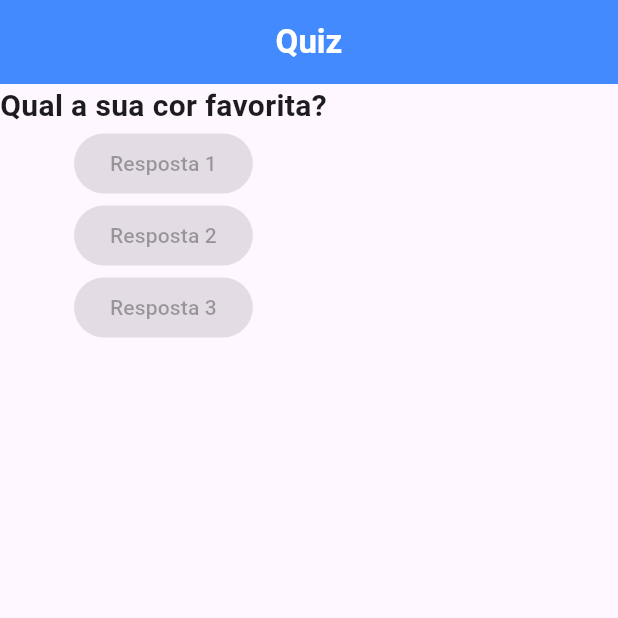
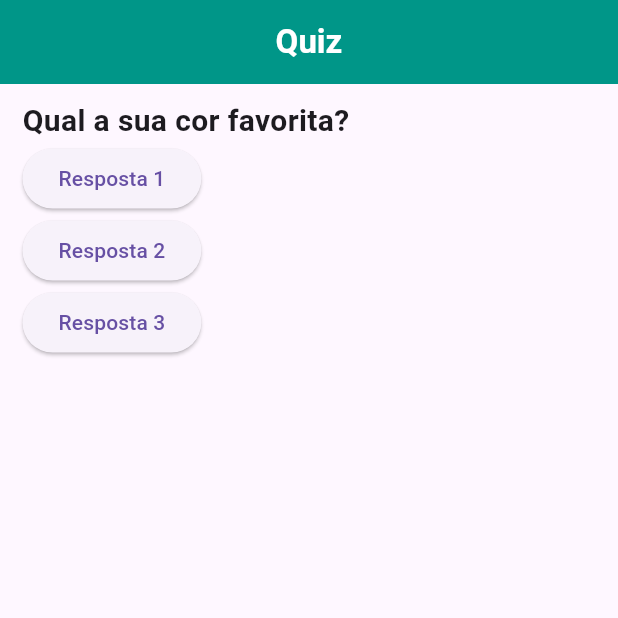
Before and after one commit to mateusalmeiida/quiz-flutter, a Flutter app: the screen it shows after launch, on a phone screen of 412 x 824 dp, the top half of it. Run offline on Flutter 3.47's test engine with Material 3 defaults, Android fonts, the phone set to English and light mode, and no system bars.

Commit message:
style: ajuste das posições dos textos e botões; mudança na cor da barra de App

```diff
--- a/lib/main.dart
+++ b/lib/main.dart
@@ -6,6 +6,12 @@ void main(){
 
 class PerguntaApp extends StatelessWidget {
   const PerguntaApp({super.key});
+
+  final int perguntaSelecionada = 0;
+
+  void responder (){
+    print('Pergunta respondida');
+  }
 
   @override
   Widget build(BuildContext context){
@@ -20,24 +26,28 @@ class PerguntaApp extends StatelessWidget {
           centerTitle: true,
           titleTextStyle: TextStyle(color: Colors.white, fontSize: 22, fontWeight: FontWeight.bold),
           title: Text('Quiz',),
-          backgroundColor: Colors.blueAccent,
+          backgroundColor: Colors.teal,
         ),
-        body: Column(
+        body: Container(
+          margin: EdgeInsets.fromLTRB(15, 10, 0, 0),
+          child: Column(
+            crossAxisAlignment: CrossAxisAlignment.start,
             children: [
-            Text(perguntas[0], style: TextStyle(fontSize: 20, fontWeight: FontWeight.bold)),
+              Text(perguntas[perguntaSelecionada], style: TextStyle(fontSize: 20, fontWeight: FontWeight.bold),),
               ElevatedButton(
-              onPressed: null,
+                onPressed: responder,
                 child: Text('Resposta 1'),
               ),
               ElevatedButton(
-              onPressed: null,
+                onPressed: responder,
                 child: Text('Resposta 2'),
               ),
               ElevatedButton(
-              onPressed: null,
+                onPressed: responder,
                 child: Text('Resposta 3'),
               ),
             ],
+          ),
         )
       ),
     );
```
Lines whose indentation alone changed are shown as unchanged.
